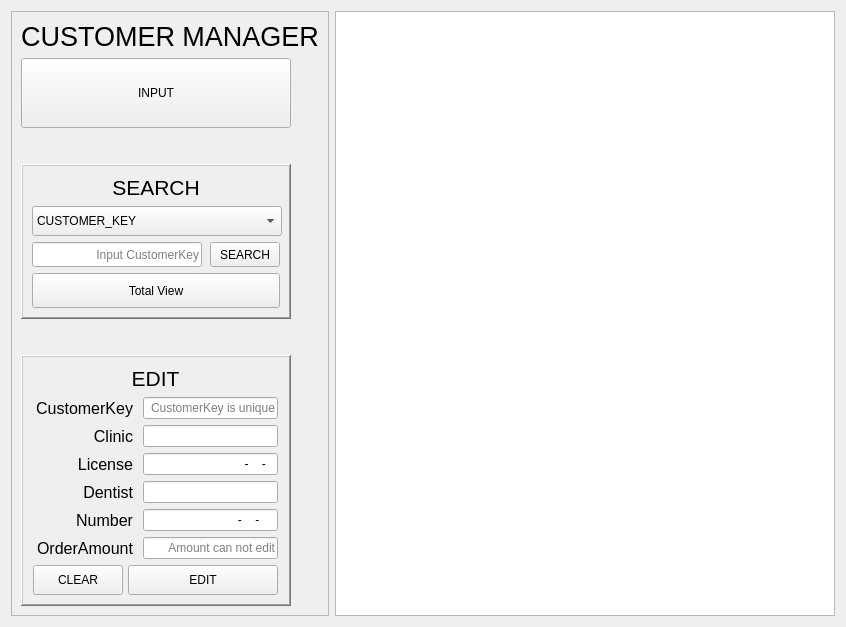
The window that CustomerManagementAPP/Admin/customermanager.ui (AndaCondaa/Project_CustomerManagementApp) describes before a commit, drawn with Qt 5.
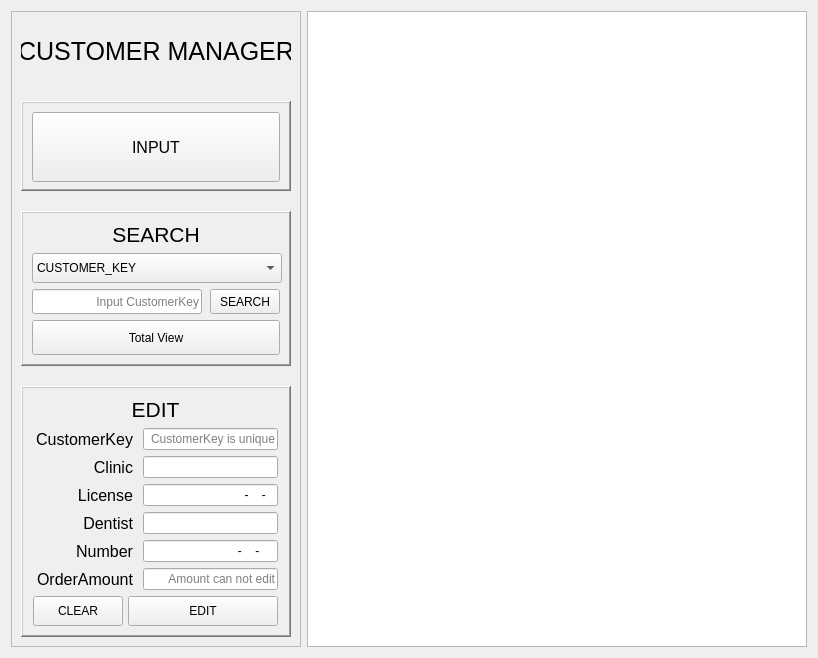
The same window after the commit. Icons and pictures are not drawn.

What changed in the file:
```diff
--- a/CustomerManagementAPP/Admin/customermanager.ui
+++ b/CustomerManagementAPP/Admin/customermanager.ui
@@ -7,7 +7,7 @@
     <x>0</x>
     <y>0</y>
     <width>804</width>
-    <height>584</height>
+    <height>595</height>
    </rect>
   </property>
   <property name="baseSize">
@@ -19,11 +19,23 @@
   <property name="windowTitle">
    <string>Form</string>
   </property>
-  <layout class="QGridLayout" name="gridLayout_4">
+  <layout class="QGridLayout" name="gridLayout_5">
    <item row="0" column="0">
     <layout class="QHBoxLayout" name="horizontalLayout_8">
      <item>
       <widget class="QFrame" name="frame_3">
+       <property name="minimumSize">
+        <size>
+         <width>290</width>
+         <height>0</height>
+        </size>
+       </property>
+       <property name="maximumSize">
+        <size>
+         <width>290</width>
+         <height>16777215</height>
+        </size>
+       </property>
        <property name="frameShape">
         <enum>QFrame::StyledPanel</enum>
        </property>
@@ -33,11 +45,26 @@
        <layout class="QGridLayout" name="gridLayout_3">
         <item row="0" column="0">
          <layout class="QVBoxLayout" name="verticalLayout_3">
+          <property name="spacing">
+           <number>20</number>
+          </property>
           <item>
            <widget class="QLabel" name="titlel">
+            <property name="minimumSize">
+             <size>
+              <width>0</width>
+              <height>60</height>
+             </size>
+            </property>
+            <property name="maximumSize">
+             <size>
+              <width>16777215</width>
+              <height>60</height>
+             </size>
+            </property>
             <property name="font">
              <font>
-              <pointsize>20</pointsize>
+              <pointsize>19</pointsize>
              </font>
             </property>
             <property name="text">
@@ -49,22 +76,43 @@
            </widget>
           </item>
           <item>
+           <widget class="QFrame" name="frame_4">
+            <property name="minimumSize">
+             <size>
+              <width>270</width>
+              <height>90</height>
+             </size>
+            </property>
+            <property name="maximumSize">
+             <size>
+              <width>270</width>
+              <height>90</height>
+             </size>
+            </property>
+            <property name="frameShape">
+             <enum>QFrame::WinPanel</enum>
+            </property>
+            <property name="frameShadow">
+             <enum>QFrame::Raised</enum>
+            </property>
+            <layout class="QGridLayout" name="gridLayout_4">
+             <item row="0" column="0">
            <widget class="QPushButton" name="inputButton">
             <property name="sizePolicy">
-             <sizepolicy hsizetype="Fixed" vsizetype="Fixed">
+                <sizepolicy hsizetype="Preferred" vsizetype="Preferred">
               <horstretch>0</horstretch>
               <verstretch>0</verstretch>
              </sizepolicy>
             </property>
             <property name="minimumSize">
              <size>
-              <width>270</width>
+                 <width>230</width>
               <height>70</height>
              </size>
             </property>
             <property name="maximumSize">
              <size>
-              <width>250</width>
+                 <width>300</width>
               <height>70</height>
              </size>
             </property>
@@ -80,6 +128,11 @@
               <height>80</height>
              </size>
             </property>
+               <property name="font">
+                <font>
+                 <pointsize>12</pointsize>
+                </font>
+               </property>
             <property name="text">
              <string>INPUT</string>
             </property>
@@ -95,21 +148,8 @@
             </property>
            </widget>
           </item>
-          <item>
-           <spacer name="verticalSpacer">
-            <property name="orientation">
-             <enum>Qt::Vertical</enum>
-            </property>
-            <property name="sizeType">
-             <enum>QSizePolicy::Fixed</enum>
-            </property>
-            <property name="sizeHint" stdset="0">
-             <size>
-              <width>20</width>
-              <height>30</height>
-             </size>
-            </property>
-           </spacer>
+            </layout>
+           </widget>
           </item>
           <item>
            <widget class="QFrame" name="frame">
@@ -289,22 +329,6 @@
             </layout>
            </widget>
           </item>
-          <item>
-           <spacer name="verticalSpacer_2">
-            <property name="orientation">
-             <enum>Qt::Vertical</enum>
-            </property>
-            <property name="sizeType">
-             <enum>QSizePolicy::Fixed</enum>
-            </property>
-            <property name="sizeHint" stdset="0">
-             <size>
-              <width>20</width>
-              <height>30</height>
-             </size>
-            </property>
-           </spacer>
-          </item>
           <item>
            <widget class="QFrame" name="frame_2">
             <property name="sizePolicy">
```
Lines whose indentation alone changed are shown as unchanged.
